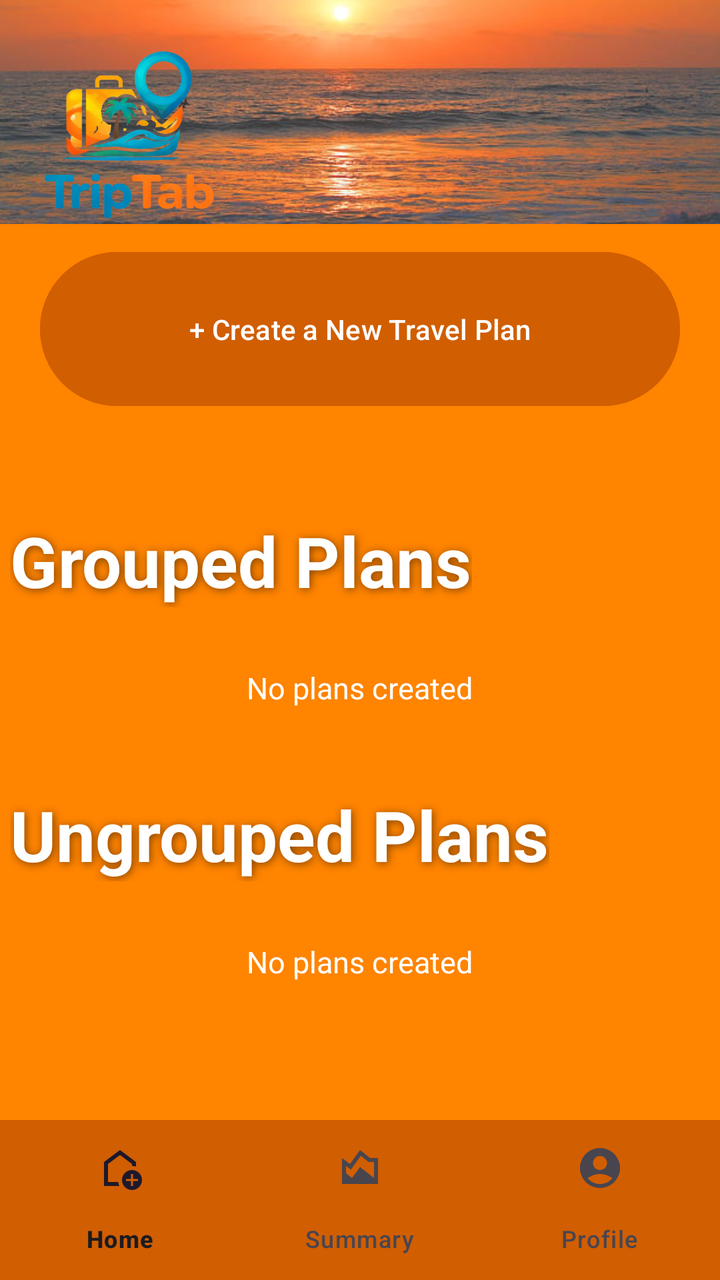
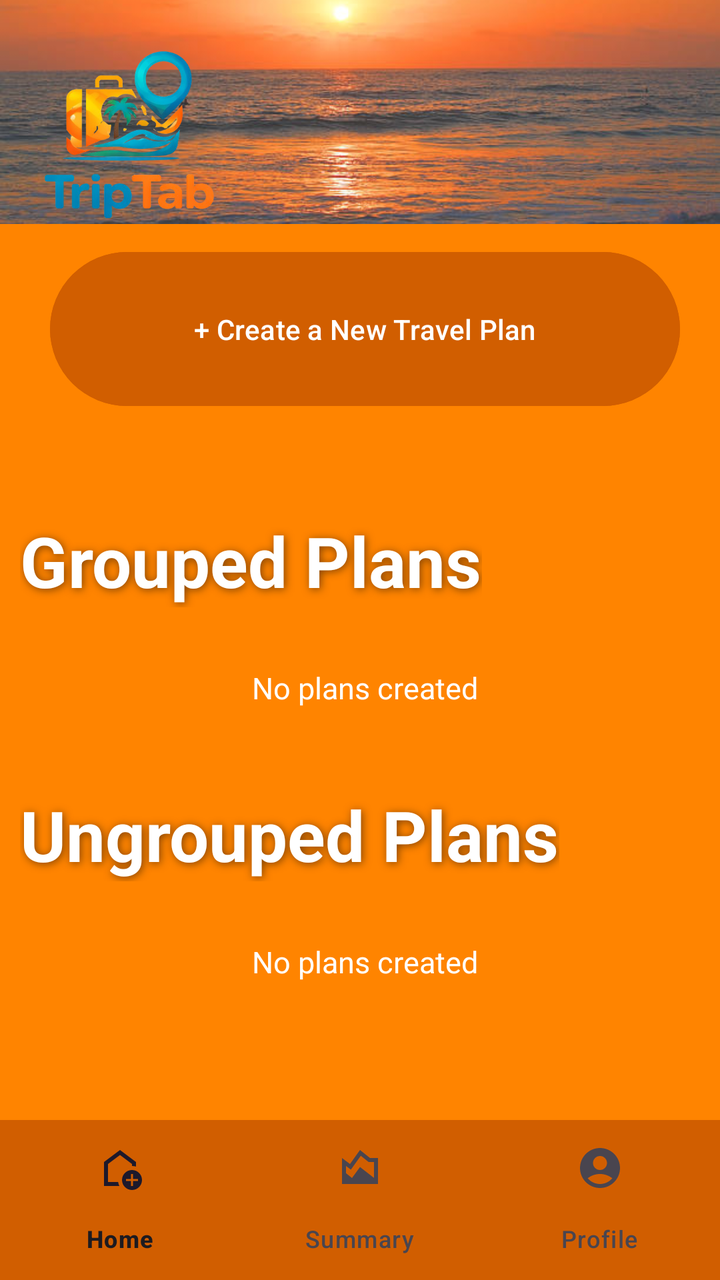

Screens rendered from an Android XML layout before and after an edit, with the pre-edit source and the edit as a unified diff.
<!-- AndroidManifest.xml: application theme Theme.TripTab -->
<!-- res/layout/activity_main.xml -->
<?xml version="1.0" encoding="utf-8"?>
<LinearLayout xmlns:android="http://schemas.android.com/apk/res/android"
    xmlns:app="http://schemas.android.com/apk/res-auto"
    android:orientation="vertical"
    android:layout_width="match_parent"
    android:layout_height="match_parent">


    <FrameLayout
        android:layout_width="match_parent"
        android:layout_height="0dp"
        android:layout_weight="1">

        
        <ImageView
            android:id="@+id/bgImage"
            android:layout_width="match_parent"
            android:layout_height="match_parent"
            android:scaleType="centerCrop"
            android:src="@drawable/sunset" />

        
        <View
            android:layout_width="match_parent"
            android:layout_height="match_parent"
            android:background="#30FFFFFF" />

        <ImageView
            android:id="@+id/logoImage"
            android:layout_width="100dp"
            android:layout_height="100dp"
            android:layout_marginStart="16dp"
            android:layout_marginTop="16dp"
            android:src="@drawable/logo" />

    </FrameLayout>

    <LinearLayout
        android:layout_width="match_parent"
        android:layout_height="0dp"
        android:layout_weight="4"
        android:background="#FF8400"
        android:orientation="vertical">

        <Button
            android:id="@+id/btnCreateNewPlan"
            android:layout_width="match_parent"
            android:layout_height="85dp"
            android:backgroundTint="#D15E00"
            android:padding="20dp"
            android:layout_marginHorizontal="20dp"
            android:layout_marginTop="10dp"
            android:text="+ Create a New Travel Plan"
            android:textAlignment="center"
            android:textColor="@color/white">
        </Button>

        <TextView
            android:layout_width="wrap_content"
            android:layout_height="wrap_content"
            android:layout_marginStart="5dp"
            android:layout_marginTop="50dp"
            android:text="Grouped Plans"
            android:textAlignment="center"
            android:textColor="@color/white"
            android:textSize="35dp"
            android:textStyle="bold"
            android:shadowColor="#80000000"
            android:shadowDx="2"
            android:shadowDy="2"
            android:shadowRadius="10">
        </TextView>

        <TextView
            android:layout_width="wrap_content"
            android:layout_height="wrap_content"
            android:layout_gravity="center"
            android:text="No plans created"
            android:textSize="15dp"
            android:layout_marginTop="30dp"
            android:textColor="@color/white">
        </TextView>

        <TextView
            android:layout_width="wrap_content"
            android:layout_height="wrap_content"
            android:layout_marginStart="5dp"
            android:layout_marginTop="40dp"
            android:text="Ungrouped Plans"
            android:textAlignment="center"
            android:textColor="@color/white"
            android:textSize="35dp"
            android:textStyle="bold"
            android:shadowColor="#80000000"
            android:shadowDx="2"
            android:shadowDy="2"
            android:shadowRadius="10">
        </TextView>

        <TextView
            android:layout_width="wrap_content"
            android:layout_height="wrap_content"
            android:layout_gravity="center"
            android:text="No plans created"
            android:textSize="15dp"
            android:layout_marginTop="30dp"
            android:textColor="@color/white">
        </TextView>

    </LinearLayout>

    
    <com.google.android.material.bottomnavigation.BottomNavigationView
        android:id="@+id/bottom_nav"
        android:layout_width="match_parent"
        android:layout_height="wrap_content"
        android:background="#D15E00"
        app:menu="@menu/bottom_nav_menu" />


</LinearLayout>
<!-- resources referenced by this layout -->
<resources>
  <color name="white">#FFFFFFFF</color>
  <!-- drawable logo: png bitmap (drawable, 148782 bytes) -->
  <!-- drawable sunset: jpg bitmap (drawable, 48905 bytes) -->
  <style name="Theme.TripTab" parent="Base.Theme.TripTab" />
  <style name="Base.Theme.TripTab" parent="Theme.Material3.DayNight.NoActionBar">
          
          
      </style>
</resources>

<!-- the commit's change to res/layout/activity_main.xml (unified diff, before → after) -->
@@ -40,6 +40,7 @@
         android:layout_height="0dp"
         android:layout_weight="4"
         android:background="#FF8400"
+        android:paddingStart="5dp"
         android:orientation="vertical">
 
         <Button
@@ -117,5 +118,4 @@
         android:background="#D15E00"
         app:menu="@menu/bottom_nav_menu" />
 
-
 </LinearLayout>
